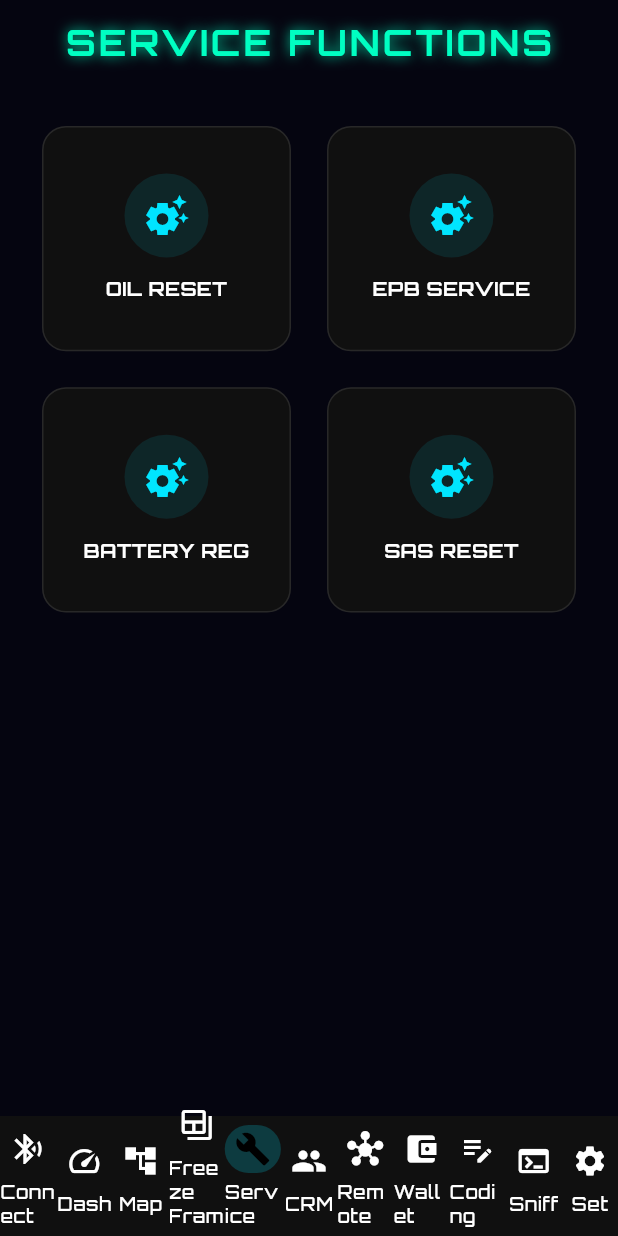
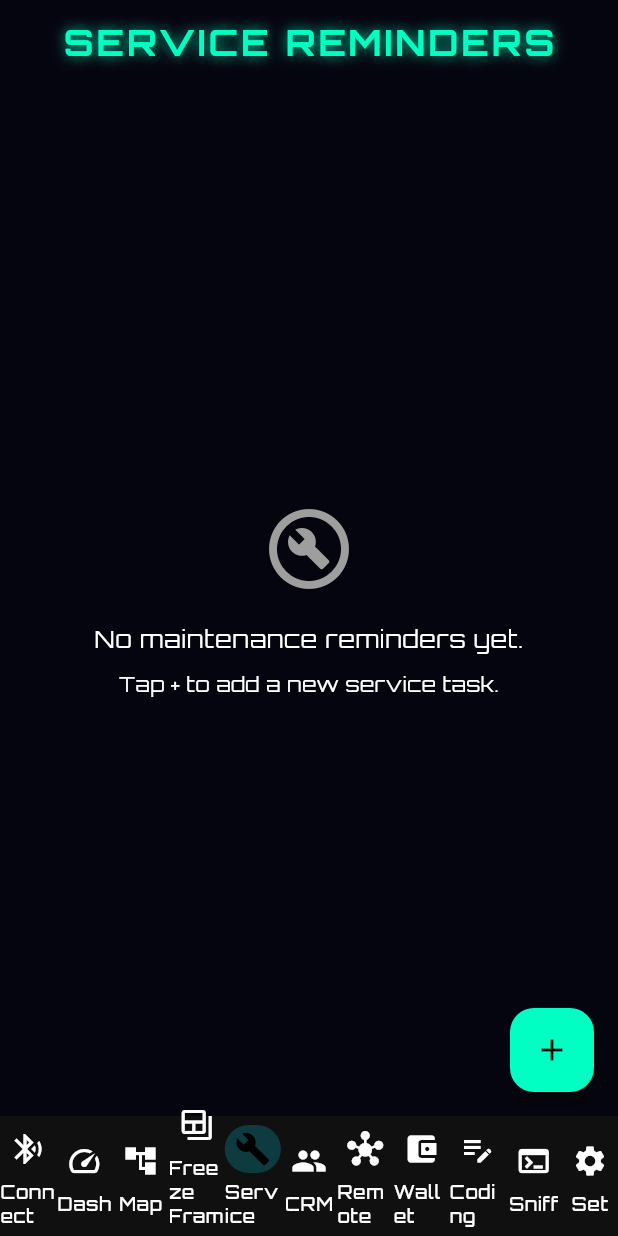
Before and after one commit to thitipong-k/motus_lab, a Flutter app: the screen it shows after launch, item 5 of the bottom bar chosen, on a phone screen of 412 x 824 dp. Run offline on Flutter 3.47's test engine with Material 3 defaults, Android fonts, the phone set to English and light mode, and no system bars; our stand-ins replace drift, equatable, file_picker, fl_chart, flutter_bloc, flutter_blue_plus and 8 more; missing offline and left inert: dart:ffi, flutter_js, flutter_libserialport, window_manager; accounts and stored records are empty; generated files the repository leaves out were written again.

Commit message:
Feat: Service Reminders (Maintenance) & Database Update

```diff
--- a/lib/features/dashboard/presentation/pages/dashboard_page.dart
+++ b/lib/features/dashboard/presentation/pages/dashboard_page.dart
@@ -12,7 +12,7 @@ import 'package:motus_lab/features/scan/presentation/pages/freeze_frame_page.dar
 import 'package:motus_lab/features/settings/presentation/pages/settings_page.dart';
 import 'package:motus_lab/features/coding/presentation/pages/adaptation_page.dart';
 import 'package:motus_lab/features/sniffer/presentation/pages/sniffer_page.dart';
-import 'package:motus_lab/features/service/presentation/pages/service_catalog_page.dart';
+import 'package:motus_lab/features/maintenance/presentation/pages/maintenance_page.dart';
 import 'package:motus_lab/features/crm/presentation/pages/customer_list_page.dart';
 import 'package:motus_lab/features/remote/presentation/pages/remote_expert_page.dart';
 import 'package:motus_lab/features/profile/presentation/pages/wallet_page.dart';
@@ -34,7 +34,7 @@ class _DashboardPageState extends State<DashboardPage> {
       const LiveDataPage(), // Tab 1: Dashboard
       const TopologyPage(), // Tab 2: Topology
       const FreezeFramePage(), // Tab 3: Freeze Frame
-      const ServiceCatalogPage(), // Tab 4: Service
+      const MaintenancePage(), // Tab 4: Service (Maintenance)
       const CustomerListPage(), // Tab 5: CRM
       const RemoteExpertPage(), // Tab 6: Remote (Phase 5)
       const WalletPage(), // Tab 7: Wallet (Phase 5)
--- /dev/null
+++ b/lib/features/maintenance/domain/entities/service_reminder.dart
@@ -0,0 +1,23 @@
+import 'package:equatable/equatable.dart';
+
+class ServiceReminder extends Equatable {
+  final int id;
+  final String title;
+  final int? dueMileage;
+  final DateTime? dueDate;
+  final bool isCompleted;
+  final String? note;
+
+  const ServiceReminder({
+    required this.id,
+    required this.title,
+    this.dueMileage,
+    this.dueDate,
+    this.isCompleted = false,
+    this.note,
+  });
+
+  @override
+  List<Object?> get props =>
+      [id, title, dueMileage, dueDate, isCompleted, note];
+}
--- /dev/null
+++ b/lib/features/maintenance/presentation/bloc/maintenance_bloc.dart
@@ -0,0 +1,97 @@
+import 'package:flutter_bloc/flutter_bloc.dart';
+import 'package:equatable/equatable.dart';
+import 'package:motus_lab/features/maintenance/domain/entities/service_reminder.dart';
+import 'package:motus_lab/features/maintenance/domain/repositories/maintenance_repository.dart';
+
+// --- Events ---
+abstract class MaintenanceEvent extends Equatable {
+  const MaintenanceEvent();
+
+  @override
+  List<Object> get props => [];
+}
+
+class LoadReminders extends MaintenanceEvent {}
+
+class AddReminderEvent extends MaintenanceEvent {
+  final String title;
+  final int? mileage;
+  final DateTime? date;
+
+  const AddReminderEvent({required this.title, this.mileage, this.date});
+}
+
+class ToggleReminderComplete extends MaintenanceEvent {
+  final int id;
+  final bool isCompleted;
+
+  const ToggleReminderComplete(this.id, this.isCompleted);
+}
+
+class DeleteReminderEvent extends MaintenanceEvent {
+  final int id;
+
+  const DeleteReminderEvent(this.id);
+}
+
+class _RemindersUpdated extends MaintenanceEvent {
+  final List<ServiceReminder> reminders;
+
+  const _RemindersUpdated(this.reminders);
+}
+
+// --- State ---
+class MaintenanceState extends Equatable {
+  final List<ServiceReminder> reminders;
+  final bool isLoading;
+
+  const MaintenanceState({this.reminders = const [], this.isLoading = false});
+
+  @override
+  List<Object> get props => [reminders, isLoading];
+}
+
+// --- Bloc ---
+class MaintenanceBloc extends Bloc<MaintenanceEvent, MaintenanceState> {
+  final MaintenanceRepository _repository;
+
+  MaintenanceBloc(this._repository)
+      : super(const MaintenanceState(isLoading: true)) {
+    on<LoadReminders>(_onLoadReminders);
+    on<_RemindersUpdated>(_onRemindersUpdated);
+    on<AddReminderEvent>(_onAddReminder);
+    on<ToggleReminderComplete>(_onToggleComplete);
+    on<DeleteReminderEvent>(_onDeleteReminder);
+  }
+
+  Future<void> _onLoadReminders(
+      LoadReminders event, Emitter<MaintenanceState> emit) async {
+    emit(const MaintenanceState(isLoading: true));
+    await emit.forEach(
+      _repository.watchReminders(),
+      onData: (List<ServiceReminder> data) =>
+          MaintenanceState(reminders: data, isLoading: false),
+    );
+  }
+
+  void _onRemindersUpdated(
+      _RemindersUpdated event, Emitter<MaintenanceState> emit) {
+    emit(MaintenanceState(reminders: event.reminders, isLoading: false));
+  }
+
+  Future<void> _onAddReminder(
+      AddReminderEvent event, Emitter<MaintenanceState> emit) async {
+    await _repository.addReminder(event.title,
+        mileage: event.mileage, date: event.date);
+  }
+
+  Future<void> _onToggleComplete(
+      ToggleReminderComplete event, Emitter<MaintenanceState> emit) async {
+    await _repository.completeReminder(event.id, event.isCompleted);
+  }
+
+  Future<void> _onDeleteReminder(
+      DeleteReminderEvent event, Emitter<MaintenanceState> emit) async {
+    await _repository.deleteReminder(event.id);
+  }
+}
--- /dev/null
+++ b/lib/features/maintenance/presentation/pages/maintenance_page.dart
@@ -0,0 +1,151 @@
+import 'package:flutter/material.dart';
+import 'package:flutter_bloc/flutter_bloc.dart';
+import 'package:motus_lab/core/services/service_locator.dart';
+import 'package:motus_lab/core/theme/app_colors.dart';
+import 'package:motus_lab/features/maintenance/presentation/bloc/maintenance_bloc.dart';
+import 'package:intl/intl.dart';
+
+class MaintenancePage extends StatelessWidget {
+  const MaintenancePage({super.key});
+
+  @override
+  Widget build(BuildContext context) {
+    return BlocProvider(
+      create: (context) => locator<MaintenanceBloc>()..add(LoadReminders()),
+      child: const _MaintenanceView(),
+    );
+  }
+}
+
+class _MaintenanceView extends StatelessWidget {
+  const _MaintenanceView();
+
+  @override
+  Widget build(BuildContext context) {
+    return Scaffold(
+      appBar: AppBar(
+        title: const Text("SERVICE REMINDERS"),
+      ),
+      floatingActionButton: FloatingActionButton(
+        onPressed: () => _showAddDialog(context),
+        child: const Icon(Icons.add),
+      ),
+      body: BlocBuilder<MaintenanceBloc, MaintenanceState>(
+        builder: (context, state) {
+          if (state.isLoading) {
+            return const Center(child: CircularProgressIndicator());
+          }
+
+          if (state.reminders.isEmpty) {
+            return Center(
+              child: Column(
+                mainAxisAlignment: MainAxisAlignment.center,
+                children: [
+                  const Icon(Icons.build_circle_outlined,
+                      size: 64, color: Colors.grey),
+                  const SizedBox(height: 16),
+                  Text("No maintenance reminders yet.",
+                      style: Theme.of(context).textTheme.bodyLarge),
+                  const SizedBox(height: 8),
+                  const Text("Tap + to add a new service task."),
+                ],
+              ),
+            );
+          }
+
+          return ListView.builder(
+            padding: const EdgeInsets.all(16),
+            itemCount: state.reminders.length,
+            itemBuilder: (context, index) {
+              final item = state.reminders[index];
+              return Card(
+                color: item.isCompleted
+                    ? Colors.green.withOpacity(0.1)
+                    : AppColors.surface,
+                child: ListTile(
+                  leading: Checkbox(
+                    value: item.isCompleted,
+                    onChanged: (val) {
+                      context
+                          .read<MaintenanceBloc>()
+                          .add(ToggleReminderComplete(item.id, val ?? false));
+                    },
+                  ),
+                  title: Text(
+                    item.title,
+                    style: TextStyle(
+                      decoration:
+                          item.isCompleted ? TextDecoration.lineThrough : null,
+                      fontWeight: FontWeight.bold,
+                    ),
+                  ),
+                  subtitle: Column(
+                    crossAxisAlignment: CrossAxisAlignment.start,
+                    children: [
+                      if (item.dueMileage != null)
+                        Text("Due: ${item.dueMileage} km"),
+                      if (item.dueDate != null)
+                        Text(
+                            "Date: ${DateFormat('dd/MM/yyyy').format(item.dueDate!)}"),
+                    ],
+                  ),
+                  trailing: IconButton(
+                    icon: const Icon(Icons.delete, color: Colors.grey),
+                    onPressed: () {
+                      context
+                          .read<MaintenanceBloc>()
+                          .add(DeleteReminderEvent(item.id));
+                    },
+                  ),
+                ),
+              );
+            },
+          );
+        },
+      ),
+    );
+  }
+
+  void _showAddDialog(BuildContext context) {
+    final titleController = TextEditingController();
+    final mileageController = TextEditingController();
+    // Simple logic for now
+    showDialog(
+      context: context,
+      builder: (ctx) => AlertDialog(
+        title: const Text("Add Reminder"),
+        content: Column(
+          mainAxisSize: MainAxisSize.min,
+          children: [
+            TextField(
+              controller: titleController,
+              decoration: const InputDecoration(labelText: "Service Name"),
+            ),
+            TextField(
+              controller: mileageController,
+              decoration: const InputDecoration(labelText: "Due Mileage (km)"),
+              keyboardType: TextInputType.number,
+            ),
+          ],
+        ),
+        actions: [
+          TextButton(
+              onPressed: () => Navigator.pop(ctx), child: const Text("Cancel")),
+          ElevatedButton(
+            onPressed: () {
+              if (titleController.text.isNotEmpty) {
+                final mileage = int.tryParse(mileageController.text);
+                context.read<MaintenanceBloc>().add(AddReminderEvent(
+                      title: titleController.text,
+                      mileage: mileage,
+                    ));
+                Navigator.pop(ctx);
+              }
+            },
+            child: const Text("Add"),
+          ),
+        ],
+      ),
+    );
+  }
+}
```
Also changed, not shown: lib/core/database/app_database.dart (+7 -2 lines), lib/core/database/tables/service_reminders_table.dart (added, +10 -0 lines), lib/core/services/service_locator.dart (+8 -0 lines), lib/features/maintenance/data/repositories/maintenance_repository_impl.dart (added, +59 -0 lines), lib/features/maintenance/domain/repositories/maintenance_repository.dart (added, +10 -0 lines), 1 other file.
